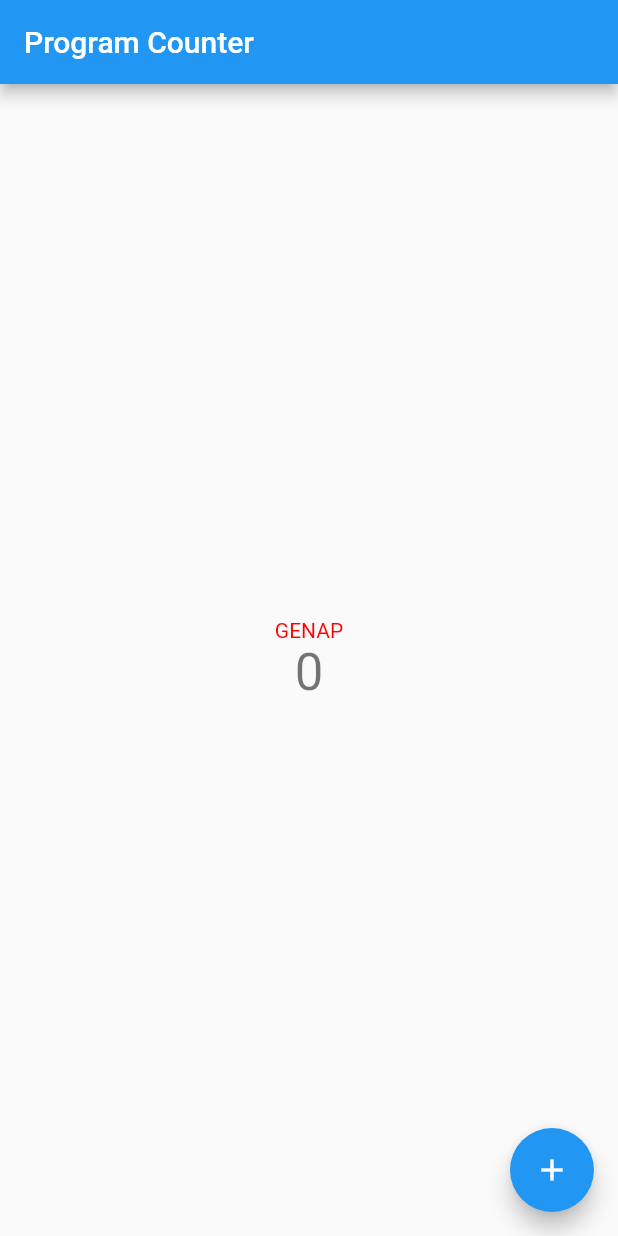
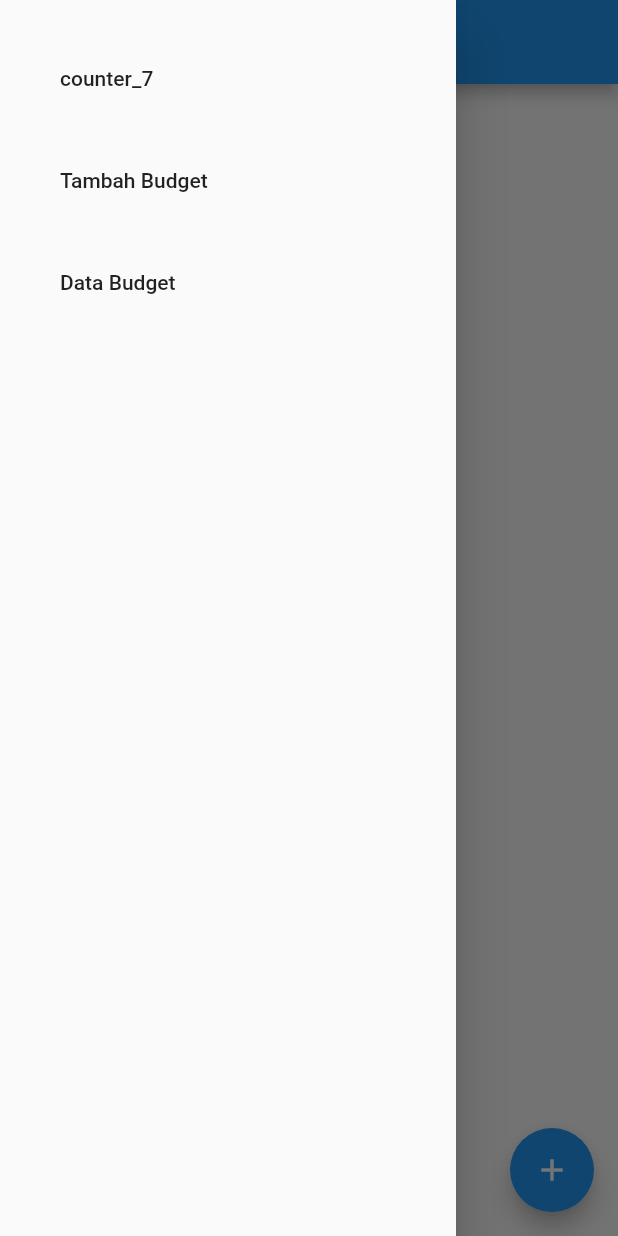
Before and after one commit to ramantii/pbp-flutter-lab, a Flutter app: the screen it shows after launch, with the side drawer open (before the commit the screen has no drawer), on a phone screen of 412 x 824 dp. Run offline on Flutter 3.47's test engine with Material 2 defaults, Android fonts, the phone set to English and light mode, and no system bars.

Commit message:
finished task 8

```diff
--- /dev/null
+++ b/lib/budget.dart
@@ -0,0 +1,27 @@
+class Budget {
+  String judul;
+  int nominal;
+  String jenis;
+  DateTime date;
+  static List<Budget> newBudget = [];
+
+  Budget({
+    required this.judul,
+    required this.nominal,
+    required this.jenis,
+    required this.date,
+  });
+  static void tambahBudget({
+    required judul,
+    required nominal,
+    required jenis,
+    required date,
+  }) {
+    newBudget.add(Budget(
+      judul: judul,
+      nominal: nominal,
+      jenis: jenis,
+      date: date,
+    ));
+  }
+}
--- /dev/null
+++ b/lib/drawer.dart
@@ -0,0 +1,54 @@
+import 'package:counter_7/data.dart';
+import 'package:counter_7/form.dart';
+import 'package:flutter/material.dart';
+import 'package:counter_7/budget.dart';
+import 'package:counter_7/drawer.dart';
+import 'package:counter_7/form.dart';
+import 'package:counter_7/main.dart';
+
+class MyDrawer extends StatelessWidget {
+  const MyDrawer({Key? key}) : super(key: key);
+
+  @override
+  Widget build(BuildContext context) => Drawer(
+        child: SingleChildScrollView(
+          child: Column(
+              crossAxisAlignment: CrossAxisAlignment.stretch,
+              children: <Widget>[
+                buildMenuItems(context),
+              ]),
+        ),
+      );
+
+  Widget buildMenuItems(BuildContext context) => Container(
+      padding: const EdgeInsets.all(24),
+      child: Wrap(
+        runSpacing: 12,
+        children: [
+          ListTile(
+            title: const Text('counter_7'),
+            onTap: () {
+              Navigator.of(context).pushReplacement(
+                  MaterialPageRoute(builder: (context) => const MyApp()));
+            },
+          ),
+          ListTile(
+            title: const Text('Tambah Budget'),
+            onTap: () {
+              Navigator.pop(context);
+              Navigator.of(context).push(
+                  MaterialPageRoute(builder: (context) => const MyFormPage()));
+            },
+          ),
+          ListTile(
+            title: const Text('Data Budget'),
+            onTap: () {
+              Navigator.pop(context);
+              Navigator.of(context).push(
+                MaterialPageRoute(builder: (context) => const MyDataPage()),
+              );
+            },
+          ),
+        ],
+      ));
+}
--- a/lib/main.dart
+++ b/lib/main.dart
@@ -1,4 +1,5 @@
 import 'package:flutter/material.dart';
+import 'package:counter_7/drawer.dart';
 
 void main() {
   runApp(const MyApp());
@@ -83,6 +84,7 @@ class _MyHomePageState extends State<MyHomePage> {
           // the App.build method, and use it to set our appbar title.
           title: Text(widget.title),
         ),
+        drawer: const MyDrawer(),
         body: Center(
           // Center is a layout widget. It takes a single child and positions it
           // in the middle of the parent.
```
Also changed, not shown: lib/data.dart (added, +38 -0 lines), lib/form.dart (added, +217 -0 lines).
